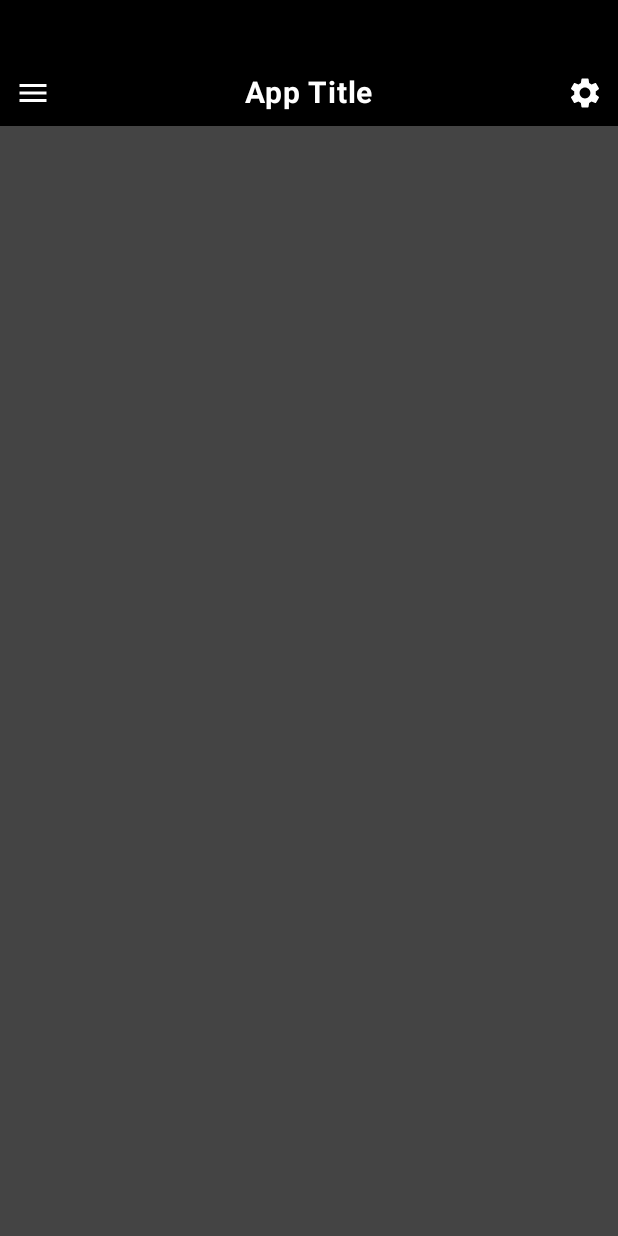
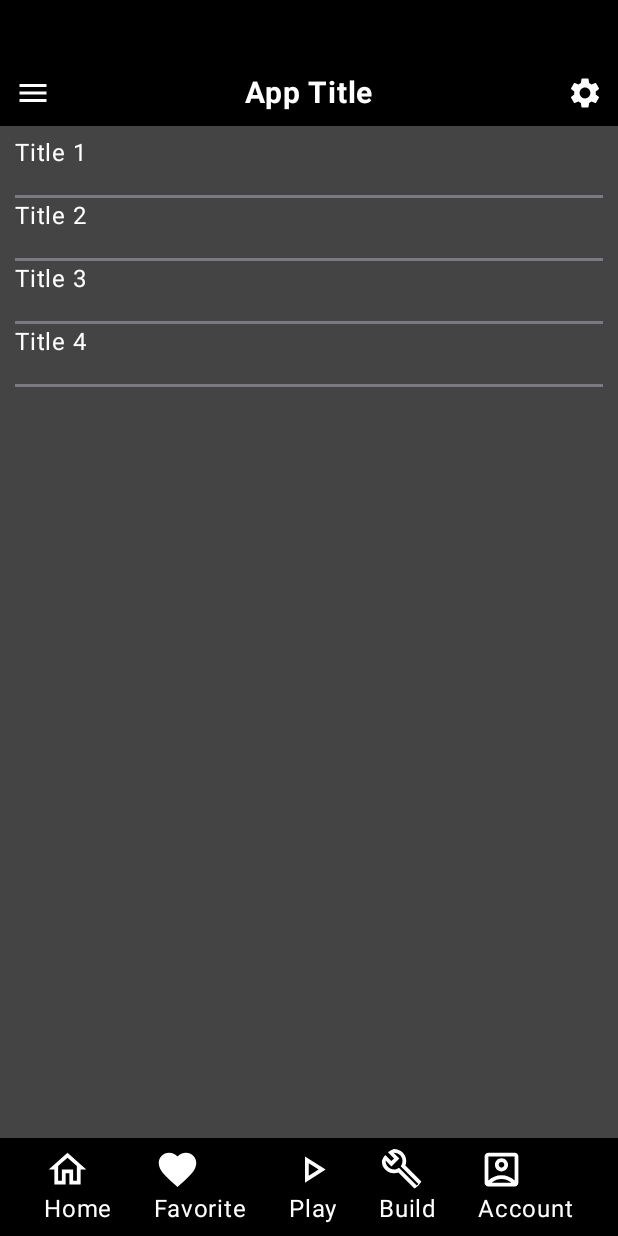
Before and after one commit to SUSlaama/Project1, an Android app built with Jetpack Compose: the composable Bars shown on its own in the app's theme, on a phone screen of 412 x 824 dp. Run offline under Robolectric (Android 15) with nearby library versions, the phone set to English and light mode, and no system bars.

Commit message:
Added Bars and Posts

```diff
--- /dev/null
+++ b/app/src/main/java/com/example/project1/data/model/PostModel.kt
@@ -0,0 +1,7 @@
+package com.example.project1.data.model
+
+data class PostModel(
+    val id: Int,
+    val title: String,
+    val text: String
+)
--- a/app/src/main/java/com/example/project1/ui/sreens/componentes.kt
+++ b/app/src/main/java/com/example/project1/ui/sreens/componentes.kt
@@ -7,6 +7,7 @@ import androidx.compose.foundation.layout.Arrangement
 import androidx.compose.foundation.layout.Box
 import androidx.compose.foundation.layout.Column
 import androidx.compose.foundation.layout.Row
+import androidx.compose.foundation.layout.Spacer
 import androidx.compose.foundation.layout.fillMaxSize
 import androidx.compose.foundation.layout.fillMaxWidth
 import androidx.compose.foundation.layout.height
@@ -14,6 +15,10 @@ import androidx.compose.foundation.layout.offset
 import androidx.compose.foundation.layout.padding
 import androidx.compose.foundation.layout.size
 import androidx.compose.foundation.layout.width
+import androidx.compose.foundation.lazy.LazyColumn
+import androidx.compose.foundation.lazy.items
+import androidx.compose.foundation.rememberScrollState
+import androidx.compose.foundation.verticalScroll
 import androidx.compose.material.icons.Icons
 import androidx.compose.material.icons.filled.Add
 import androidx.compose.material.icons.filled.Close
@@ -24,6 +29,11 @@ import androidx.compose.material.icons.filled.Person
 import androidx.compose.material.icons.filled.Settings
 import androidx.compose.material.icons.filled.ShoppingCart
 import androidx.compose.material.icons.filled.Warning
+import androidx.compose.material.icons.outlined.AccountBox
+import androidx.compose.material.icons.outlined.Build
+import androidx.compose.material.icons.outlined.Favorite
+import androidx.compose.material.icons.outlined.Home
+import androidx.compose.material.icons.outlined.PlayArrow
 import androidx.compose.material3.AlertDialog
 import androidx.compose.material3.AssistChip
 import androidx.compose.material3.AssistChipDefaults
@@ -76,6 +86,7 @@ import androidx.compose.ui.Alignment
 import androidx.compose.ui.Modifier
 import androidx.compose.ui.draw.shadow
 import androidx.compose.ui.graphics.Color
+import androidx.compose.ui.res.stringResource
 import androidx.compose.ui.text.font.FontWeight
 import androidx.compose.ui.text.style.TextAlign
 import androidx.compose.ui.tooling.preview.Preview
@@ -83,6 +94,8 @@ import androidx.compose.ui.unit.dp
 import androidx.compose.ui.unit.sp
 import androidx.compose.ui.window.Popup
 import androidx.navigation.NavController
+import com.example.project1.R
+import com.example.project1.data.model.PostModel
 import kotlinx.coroutines.launch
 import java.text.SimpleDateFormat
 import java.util.Calendar
@@ -770,7 +783,7 @@ fun AlertDialogs() {
     }
 }
 
-@Preview (showBackground = true)
+//@Preview (showBackground = true)
 @Composable
 fun Bars() {
     Box(modifier = Modifier
@@ -793,5 +806,92 @@ fun Bars() {
                 fontSize = 20.sp)
             Icon(Icons.Filled.Settings, contentDescription = "", tint = Color.White)
         }
+        val post = arrayOf(
+            PostModel(1, "Title 1", "Text 1"),
+            PostModel(2, "Title 2", "Text 2"),
+            PostModel(3, "Title 3", "Text 3"),
+            PostModel(4, "Title 4", "Text 4")
+        )
+        Column (
+            modifier = Modifier
+                .align(Alignment.TopCenter)
+                .padding(10.dp,90.dp,10.dp,50.dp)
+                .fillMaxSize()
+                //.verticalScroll(rememberScrollState())
+        ){Posts(post)}
+        Row(
+            modifier = Modifier
+                .fillMaxWidth()
+                .align(Alignment.BottomCenter)
+                .height(65.dp)
+                .background(Color.Black)
+                .padding(2.dp, 5.dp),
+            horizontalArrangement = Arrangement.SpaceEvenly
+        ){
+            Column {
+                IconButton(onClick = {}, Modifier.size(30.dp))  {
+                    Icon(Icons.Outlined.Home,
+                        contentDescription = "",
+                        tint = Color.White,
+                        modifier = Modifier.fillMaxSize())
+                }
+                Text(text = "Home", color = Color.White)
+            }
+            Column {
+                IconButton(onClick = {}, Modifier.size(30.dp))  {
+                    Icon(Icons.Outlined.Favorite,
+                        contentDescription = "",
+                        tint = Color.White,
+                        modifier = Modifier.fillMaxSize())
+                }
+                Text(text = "Favorite", color = Color.White)
+            }
+            Column {
+                IconButton(onClick = {}, Modifier.size(30.dp))  {
+                    Icon(Icons.Outlined.PlayArrow,
+                        contentDescription = "",
+                        tint = Color.White,
+                        modifier = Modifier.fillMaxSize())
+                }
+                Text(text = "Play", color = Color.White)
+            }
+            Column {
+                IconButton(onClick = {}, Modifier.size(30.dp))  {
+                    Icon(Icons.Outlined.Build,
+                        contentDescription = "",
+                        tint = Color.White,
+                        modifier = Modifier.fillMaxSize())
+                }
+                Text(text = "Build", color = Color.White)
+            }
+            Column {
+                IconButton(onClick = {}, Modifier.size(30.dp))  {
+                    Icon(Icons.Outlined.AccountBox,
+                        contentDescription = "",
+                        tint = Color.White,
+                        modifier = Modifier.fillMaxSize())
+                }
+                Text(text = "Account", color = Color.White)
+            }
+        }
     }
 }
+
+@Composable
+fun Posts(arrayPosts: Array<PostModel>){
+    //Espera a que llegue la info para que se ejecute
+    LazyColumn(
+        modifier = Modifier
+            .fillMaxWidth()
+    ) {//Se repetira este texto lo que queramos (creo xdd)
+        items(arrayPosts) { post ->
+            Text(
+                text = post.title,
+                color = Color.White,
+                fontSize = 16.sp
+            )
+            Spacer(modifier = Modifier.height(16.dp))
+            HorizontalDivider(thickness = 2.dp)
+        }
+    }
+}
```
